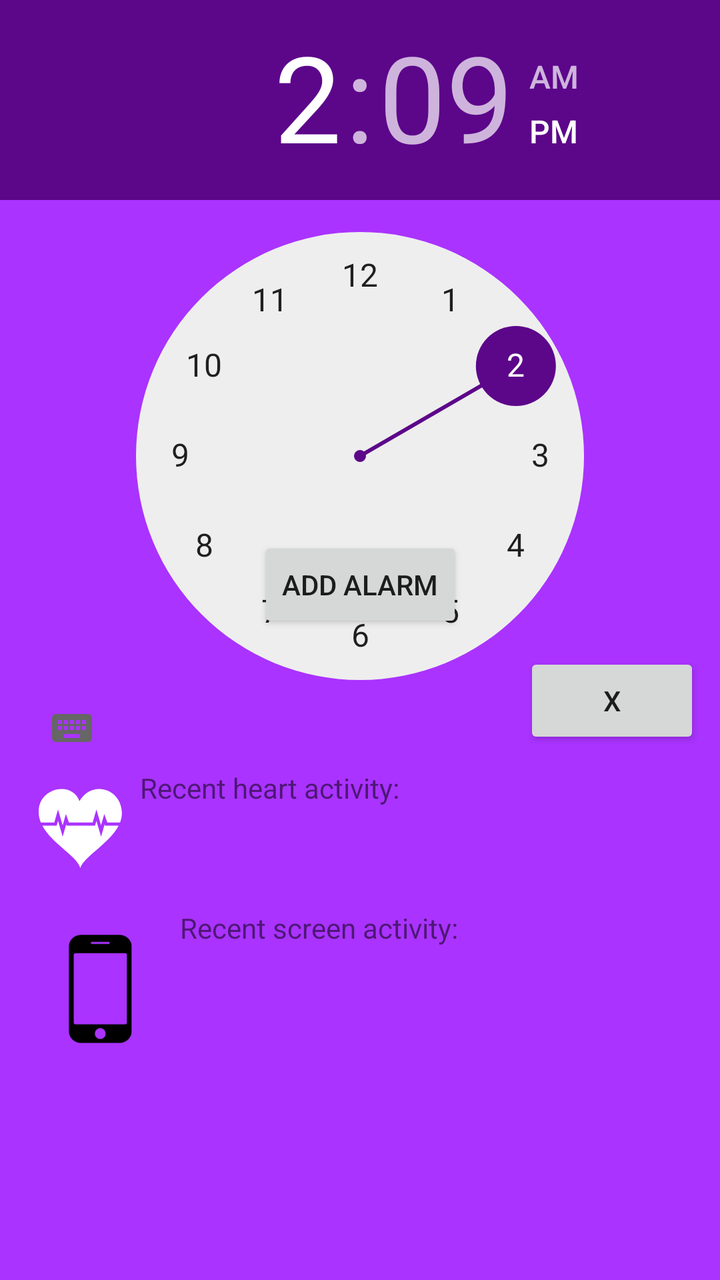
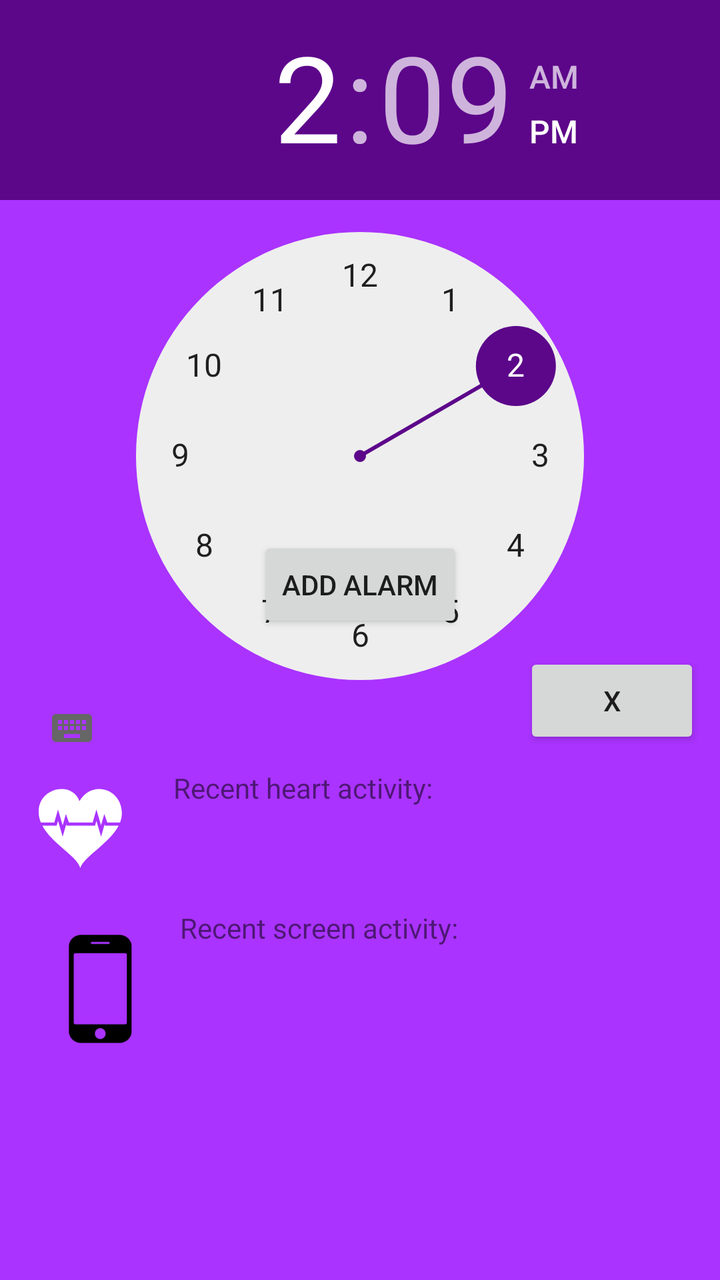

Two renders of the same Android screen: before a commit and after it. Below are the layout's source before the change and the commit's diff.
<!-- AndroidManifest.xml: application theme Theme.COMP3000 -->
<!-- res/layout/activity_main.xml -->
<?xml version="1.0" encoding="utf-8"?>
<androidx.constraintlayout.widget.ConstraintLayout xmlns:android="http://schemas.android.com/apk/res/android"
    xmlns:app="http://schemas.android.com/apk/res-auto"
    xmlns:tools="http://schemas.android.com/tools"
    android:id="@+id/main"
    android:layout_width="match_parent"
    android:layout_height="match_parent"
    tools:context=".MainActivity"
    tools:ignore="HardcodedText"
    android:background="#AA33FF"
    >

    <TimePicker
        android:id="@+id/timePicker"
        app:layout_constraintHorizontal_bias="0.5"
        app:layout_constraintVertical_bias="0.0"
        android:layout_width="wrap_content"
        android:layout_height="wrap_content"
        app:layout_constraintBottom_toBottomOf="parent"
        app:layout_constraintEnd_toEndOf="parent"
        app:layout_constraintStart_toStartOf="parent"
        app:layout_constraintTop_toTopOf="parent"
        android:layout_gravity="center"
        />

    <Button
        android:id="@+id/toggleButton"
        android:layout_gravity="center"
        android:layout_margin="20dp"
        android:onClick="OnToggleClicked"
        android:text="Add Alarm"
        app:layout_constraintHorizontal_bias="0.5"
        app:layout_constraintVertical_bias="0.45"
        android:layout_width="wrap_content"
        android:layout_height="wrap_content"
        app:layout_constraintBottom_toBottomOf="parent"
        app:layout_constraintEnd_toEndOf="parent"
        app:layout_constraintStart_toStartOf="parent"
        app:layout_constraintTop_toTopOf="parent"
        app:layout_constraintTop_toBottomOf="@+id/timePicker"
        />

    <FrameLayout
        android:id="@+id/alarmContainer"
        android:layout_width="match_parent"
        android:layout_height="wrap_content"
        android:layout_margin="10dp"
        app:layout_constraintTop_toBottomOf="@+id/toggleButton"
        >

        <LinearLayout
            android:id="@+id/alarmListContainer"
            android:orientation="vertical"
            android:layout_width="match_parent"
            android:layout_height="wrap_content"
            />

        <Button
            android:id="@+id/deleteButton"
            android:layout_width="wrap_content"
            android:layout_height="wrap_content"
            android:text="X"
            android:layout_gravity="end|top"
            />
    </FrameLayout>

    <LinearLayout
        android:id="@+id/RecentHeartDisplay"
        android:orientation="horizontal"
        android:layout_width="match_parent"
        android:layout_height="wrap_content"
        android:layout_margin="10dp"
        app:layout_constraintTop_toBottomOf="@+id/alarmContainer"
        >

        <ImageView
            android:layout_width="60dp"
            android:layout_height="60dp"
            android:src="@drawable/ic_heart_foreground"
            />

        <TextView
            android:layout_width="0dp"
            android:layout_height="wrap_content"
            android:layout_weight="1"
            android:text="Recent heart activity: "
            />
    </LinearLayout>

    <LinearLayout
        android:id="@+id/RecentScreenOnDisplay"
        android:orientation="horizontal"
        android:layout_width="match_parent"
        android:layout_height="wrap_content"
        android:layout_margin="10dp"
        app:layout_constraintTop_toBottomOf="@+id/RecentHeartDisplay"
        >

        <ImageView
            android:layout_width="80dp"
            android:layout_height="80dp"
            android:src="@mipmap/ic_smartphone_foreground"
            />

        <TextView
            android:layout_width="0dp"
            android:layout_height="wrap_content"
            android:layout_weight="1"
            android:text="Recent screen activity: "
            />
    </LinearLayout>
</androidx.constraintlayout.widget.ConstraintLayout>
<!-- resources referenced by this layout -->
<resources>
  <!-- drawable ic_heart_foreground (drawable) -->
  <vector xmlns:android="http://schemas.android.com/apk/res/android"
      android:width="108dp"
      android:height="108dp"
      android:viewportWidth="512"
      android:viewportHeight="512">
    <group android:scaleX="0.75"
        android:scaleY="0.75"
        android:translateX="64"
        android:translateY="64">
      <path
          android:pathData="M366.69,30.03c-1.01,-0.01 -2.02,-0.01 -3.03,0h0c-41.49,0.56 -83.63,22.16 -110.84,69.28 -41.91,-117.77 -236.49,-76.29 -232,64.5 0.64,20.07 5.13,38.99 12.45,56.92h76.45l21.22,-74.13 26.38,90.13 18.46,-64.31 17.24,48.3H328.1l21.22,-74.13 26.38,90.13 18.46,-64.31 17.24,48.3h72.52c7.1,-18.18 10.93,-37.14 10.31,-56.92 -2.61,-83.04 -63.87,-133.08 -127.53,-133.79zM131.13,211.34l-7.84,27.39h-81.58c54.51,103.01 197.74,172.59 216.17,241.4 16.78,-62.62 165.07,-139.48 217.85,-241.4h-77.02l-2.69,-7.54 -20.15,70.21 -26.35,-90.05 -7.84,27.39H180.32l-2.69,-7.54 -20.15,70.21 -26.35,-90.06z"
          android:fillColor="#fff"/>
    </group>
  </vector>
  <!-- mipmap ic_smartphone_foreground: webp bitmap (mipmap-hdpi, 406 bytes) -->
  <style name="Theme.COMP3000" parent="Base.Theme.COMP3000" />
  <style name="Base.Theme.COMP3000" parent="Theme.AppCompat.Light.NoActionBar">
      <item name="colorPrimary">@color/colorPrimary</item>
      <item name="colorPrimaryDark">@color/colorPrimaryDark</item>
      <item name="colorAccent">@color/colorAccent</item>
  </style>
  <color name="colorPrimary">#6B5B8C</color>
  <color name="colorPrimaryDark">#600f84</color>
  <color name="colorAccent">#5c068a</color>
</resources>

<!-- the commit's change to res/layout/activity_main.xml (unified diff, before → after) -->
@@ -65,7 +65,7 @@
     </FrameLayout>
 
     <LinearLayout
-        android:id="@+id/RecentHeartDisplay"
+        android:id="@+id/recentHeartDisplay"
         android:orientation="horizontal"
         android:layout_width="match_parent"
         android:layout_height="wrap_content"
@@ -83,17 +83,17 @@
             android:layout_width="0dp"
             android:layout_height="wrap_content"
             android:layout_weight="1"
-            android:text="Recent heart activity: "
+            android:text="     Recent heart activity: "
             />
     </LinearLayout>
 
     <LinearLayout
-        android:id="@+id/RecentScreenOnDisplay"
+        android:id="@+id/recentScreentimeDisplay"
         android:orientation="horizontal"
         android:layout_width="match_parent"
         android:layout_height="wrap_content"
         android:layout_margin="10dp"
-        app:layout_constraintTop_toBottomOf="@+id/RecentHeartDisplay"
+        app:layout_constraintTop_toBottomOf="@+id/recentHeartDisplay"
         >
 
         <ImageView
